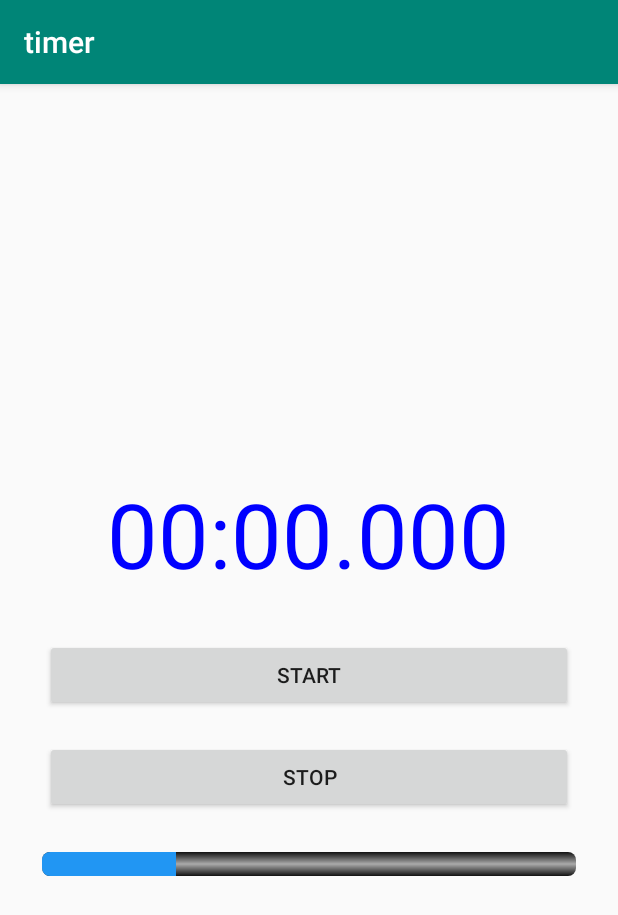
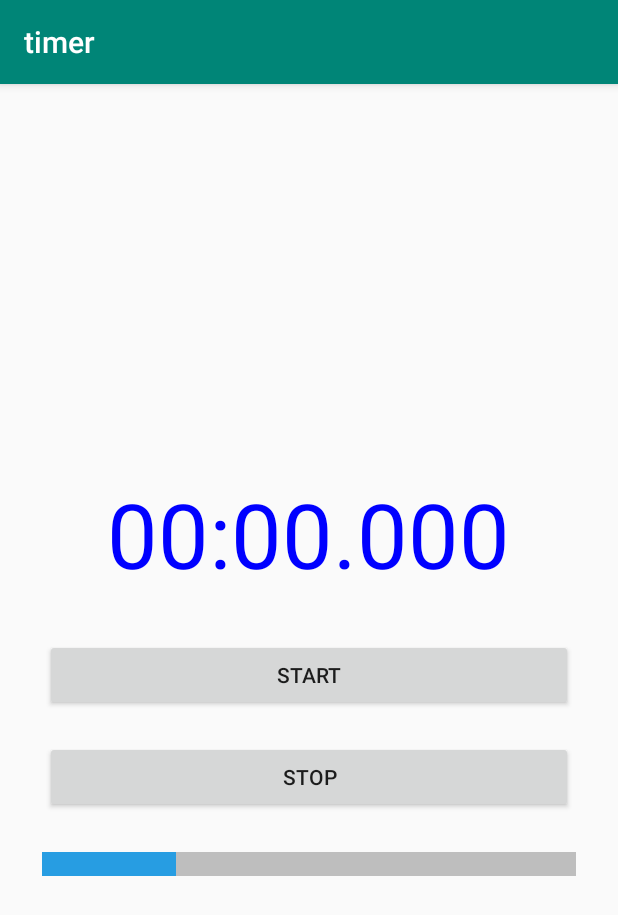
Before and after one commit to muraki111/Java_Android_TimerApp, an Android app: the screen it shows after launch (MainActivity), on a phone screen of 412 x 824 dp. Shown: the top 915 px of the screen. Run offline under Robolectric (Android 15) with nearby library versions, the phone set to English and light mode, and no system bars.

Commit message:
プログレスバーのカラー記述方法変更

```diff
--- a/app/src/main/res/drawable-v24/circle_progress.xml
+++ b/app/src/main/res/drawable-v24/circle_progress.xml
@@ -3,28 +3,14 @@
 
     <item android:id="@android:id/background">
         <shape>
-            <corners android:radius="5dip" />
-            <gradient
-                android:startColor="#ff111111"
-                android:centerColor="#ffaaaaaa"
-                android:centerY="0.5"
-                android:endColor="#ff111111"
-                android:angle="270"
-                />
+            <solid android:color="@color/gray" />
         </shape>
     </item>
 
     <item android:id="@android:id/progress">
         <clip>
             <shape>
-                <corners android:radius="5dip" />
-                <gradient
-                    android:startColor="#2196F3"
-                    android:centerColor="#2196F3"
-                    android:centerY="0.5"
-                    android:endColor="#2196F3"
-                    android:angle="270"
-                    />
+                <solid android:color="@color/blue" />
             </shape>
         </clip>
     </item>
```
